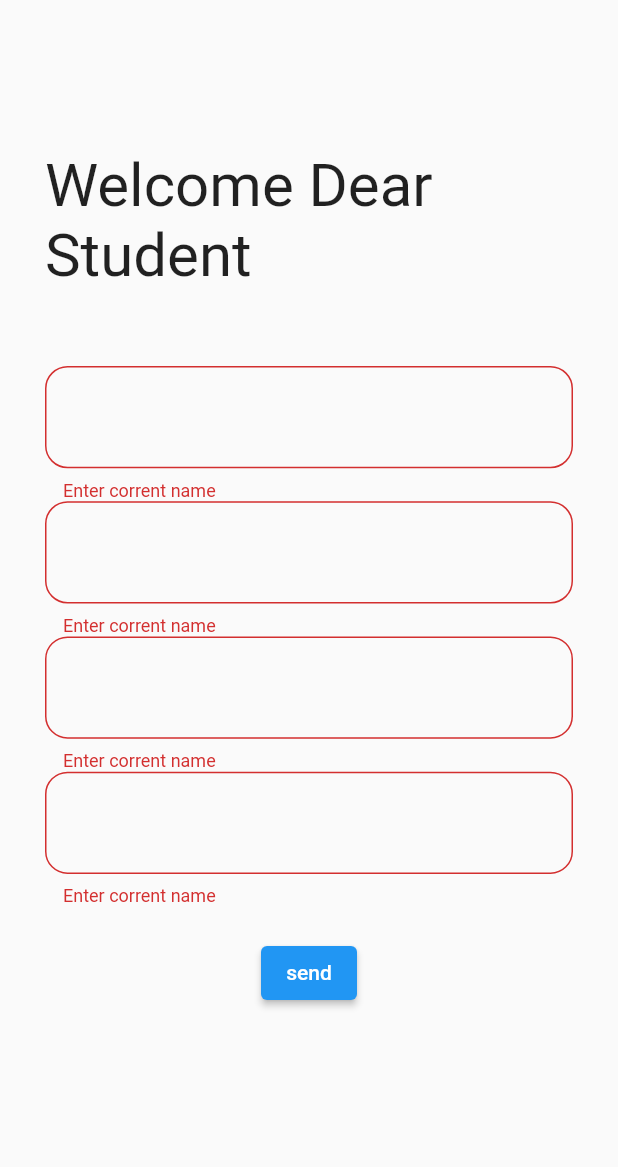
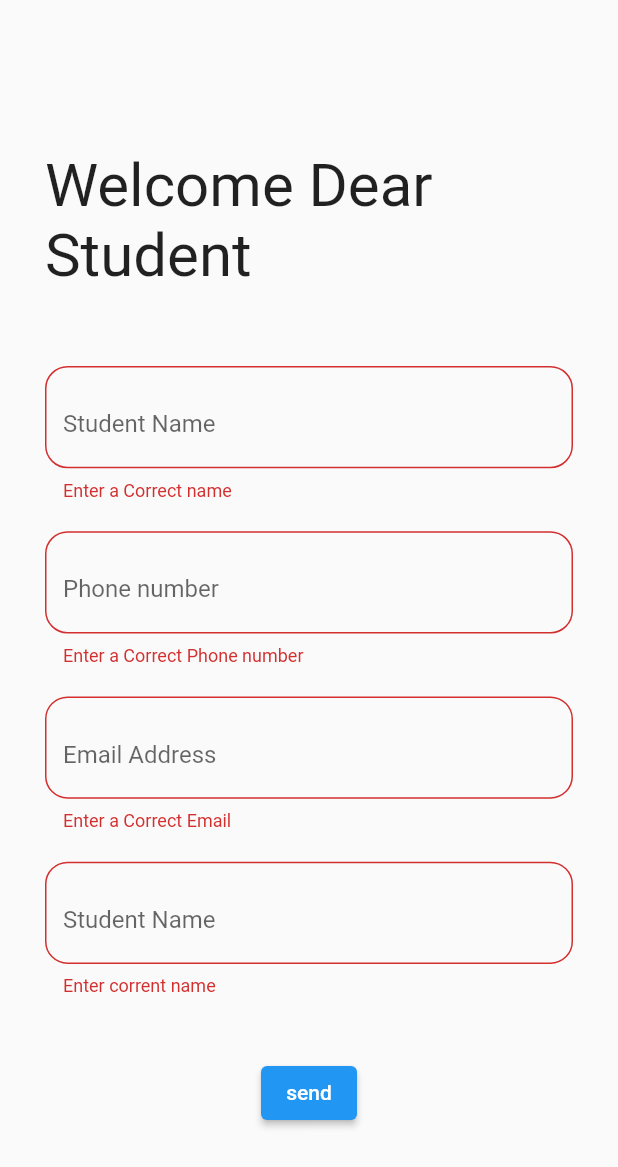
Before and after one commit to NaderHamid9/L9, a Flutter app: the screen it shows after launch, after a tap on "send", on a phone screen of 412 x 824 dp. Shown: the top 1167 px of the screen. Run offline on Flutter 3.47's test engine with Material 2 defaults, Android fonts, the phone set to English and light mode, and no system bars.

Commit message:
last updates

```diff
--- a/lib/main.dart
+++ b/lib/main.dart
@@ -50,9 +50,80 @@ class _homePageState extends State<homePage> {
               key: key1,
               child: Column(
                 children: [
-                  TextFormField(
+                  Container(
+                    margin: EdgeInsets.fromLTRB(0, 0, 0, 20),
+                    child: TextFormField(
                       controller: nameController,
                       decoration: InputDecoration(
+                          hintText: "Student Name",
+                          border: OutlineInputBorder(
+                              borderRadius: BorderRadius.circular(15)),
+                          suffix: Icon(
+                            Icons.person,
+                            color: Colors.blueAccent,
+                          )),
+                      validator: (value) {
+                        if (value!.isEmpty ||
+                            !RegExp(r'^[a-z A-Z]+$').hasMatch(value!)) {
+                          return "Enter a Correct name";
+                        } else {
+                          return null;
+                        }
+                      },
+                    ),
+                  ),
+                  Container(
+                    margin: EdgeInsets.fromLTRB(0, 0, 0, 20),
+                    child: TextFormField(
+                      controller: phoneController,
+                      decoration: InputDecoration(
+                          hintText: "Phone number",
+                          border: OutlineInputBorder(
+                              borderRadius: BorderRadius.circular(15)),
+                          suffix: Icon(
+                            Icons.phone,
+                            color: Colors.blueAccent,
+                          )),
+                      validator: (value) {
+                        if (value!.isEmpty ||
+                            !RegExp(r'^[+]*[(]{0,1}[0-9]{1,4}[)]{0,1}[-\s\./0-9]+$')
+                                .hasMatch(value!)) {
+                          return "Enter a Correct Phone number";
+                        } else {
+                          return null;
+                        }
+                      },
+                    ),
+                  ),
+                  Container(
+                    margin: EdgeInsets.fromLTRB(0, 0, 0, 20),
+                    child: TextFormField(
+                      controller: emailController,
+                      decoration: InputDecoration(
+                          hintText: "Email Address",
+                          border: OutlineInputBorder(
+                              borderRadius: BorderRadius.circular(15)),
+                          suffix: Icon(
+                            Icons.email,
+                            color: Colors.blueAccent,
+                          )),
+                      validator: (value) {
+                        if (value!.isEmpty ||
+                            !RegExp(r'^[\w-\.]+@([\w-]+\.)+[\w]{2,4}')
+                                .hasMatch(value!)) {
+                          return "Enter a Correct Email";
+                        } else {
+                          return null;
+                        }
+                      },
+                    ),
+                  ),
+                  Container(
+                    margin: EdgeInsets.fromLTRB(0, 0, 0, 20),
+                    child: TextFormField(
+                      controller: nameController,
+                      decoration: InputDecoration(
+                          hintText: "Student Name",
                           border: OutlineInputBorder(
                               borderRadius: BorderRadius.circular(15)),
                           suffix: Icon(
@@ -68,59 +139,6 @@ class _homePageState extends State<homePage> {
                         }
                       },
                     ),
-                  TextFormField(
-                    controller: nameController,
-                    decoration: InputDecoration(
-                        border: OutlineInputBorder(
-                            borderRadius: BorderRadius.circular(15)),
-                        suffix: Icon(
-                          Icons.person,
-                          color: Colors.blueAccent,
-                        )),
-                    validator: (value) {
-                      if (value!.isEmpty ||
-                          !RegExp(r'^[a-z A-Z]+$').hasMatch(value!)) {
-                        return "Enter corrent name";
-                      } else {
-                        return null;
-                      }
-                    },
-                  ),
-                  TextFormField(
-                    controller: nameController,
-                    decoration: InputDecoration(
-                        border: OutlineInputBorder(
-                            borderRadius: BorderRadius.circular(15)),
-                        suffix: Icon(
-                          Icons.person,
-                          color: Colors.blueAccent,
-                        )),
-                    validator: (value) {
-                      if (value!.isEmpty ||
-                          !RegExp(r'^[a-z A-Z]+$').hasMatch(value!)) {
-                        return "Enter corrent name";
-                      } else {
-                        return null;
-                      }
-                    },
-                  ),
-                  TextFormField(
-                    controller: nameController,
-                    decoration: InputDecoration(
-                        border: OutlineInputBorder(
-                            borderRadius: BorderRadius.circular(15)),
-                        suffix: Icon(
-                          Icons.person,
-                          color: Colors.blueAccent,
-                        )),
-                    validator: (value) {
-                      if (value!.isEmpty ||
-                          !RegExp(r'^[a-z A-Z]+$').hasMatch(value!)) {
-                        return "Enter corrent name";
-                      } else {
-                        return null;
-                      }
-                    },
                   ),
                 ],
               ),
```
Lines whose indentation alone changed are shown as unchanged.
